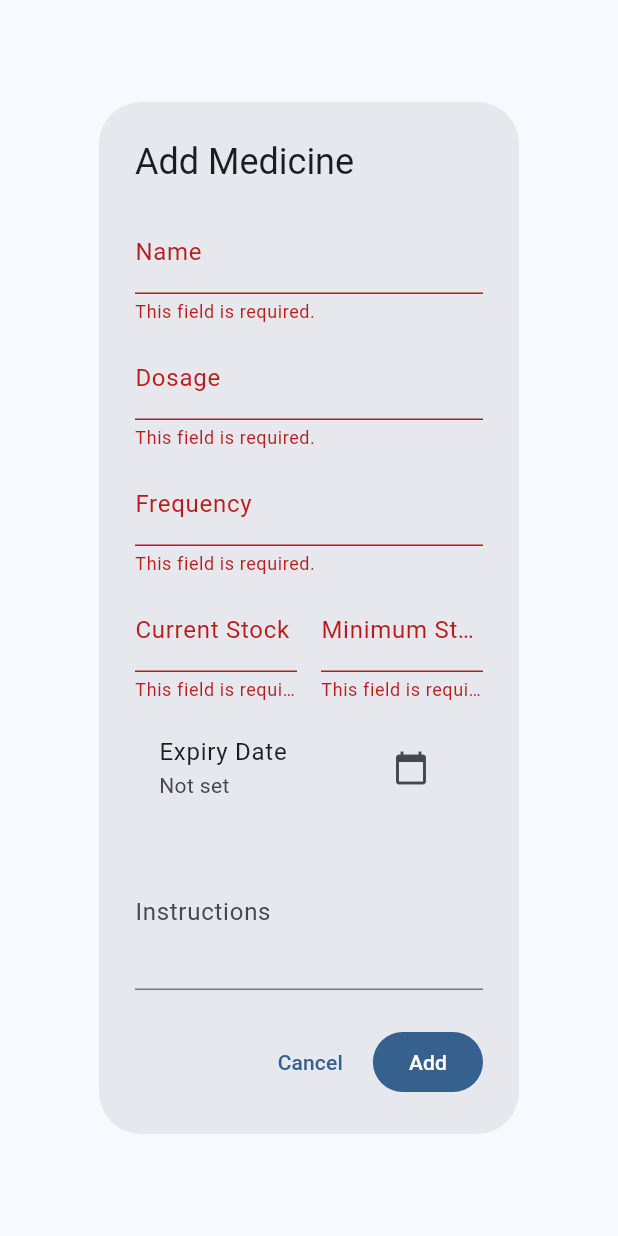
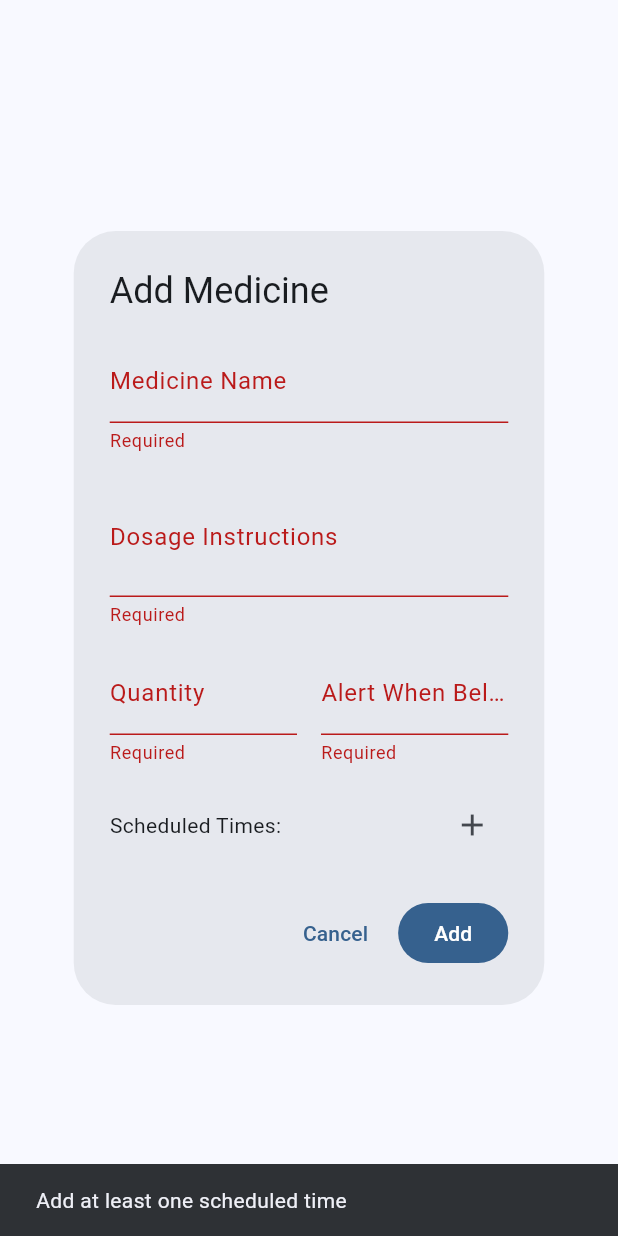
Before and after one commit to UnordinaryDataManipulator/MediAlert, a Flutter app: the AddMedicineDialog widget shown alone on an empty page, opened directly with empty values, after a tap on "Add", on a phone screen of 412 x 824 dp. Run offline on Flutter 3.47's test engine with Material 3 defaults, Android fonts, the phone set to English and light mode, and no system bars; our stand-ins replace csv, easy_localization, fl_chart, flutter_image_compress, flutter_local_notifications, flutter_riverpod and 12 more; missing offline and left inert: extension_google_sign_in_as_googleapis_auth, googleapis; accounts and stored records are empty; generated files the repository leaves out were written again; statements that could not run were skipped.

Commit message:
refactor: Simplify app architecture and core features
Key changes: Simplified Medicine model, combined fields, streamlined AppState with Hive, removed dependencies, updated UI, improved build process

```diff
--- a/lib/models/medicine.dart
+++ b/lib/models/medicine.dart
@@ -1,82 +1,59 @@
-import 'package:freezed_annotation/freezed_annotation.dart';
-import 'package:flutter/foundation.dart';
 import 'package:hive/hive.dart';
 
-part 'medicine.freezed.dart';
 part 'medicine.g.dart';
 
-@freezed
 @HiveType(typeId: 1)
-class Medicine with _$Medicine {
+class Medicine extends HiveObject {
   @HiveField(0)
-  const factory Medicine({
-    @HiveField(0) required String id,
-    @HiveField(1) required String name,
-    @HiveField(2) required String dosage,
-    @HiveField(3) required String frequency,
-    @HiveField(4) required int currentQuantity,
-    @HiveField(5) required int minimumQuantity,
-    @HiveField(6) String? instructions,
-    @HiveField(7) String? imageUrl,
-    @HiveField(8) required List<DateTime> scheduledTimes,
-    @HiveField(9) DateTime? expiryDate,
-    @HiveField(10) Map<String, dynamic> metadata = const {},
-  }) = _Medicine;
-
-  factory Medicine.fromJson(Map<String, dynamic> json) =>
-      _$MedicineFromJson(json);
-}
-
-@freezed
-class MedicineHistoryEntry with _$MedicineHistoryEntry {
-  @HiveType(typeId: 2)
-  const factory MedicineHistoryEntry({
-    @HiveField(0)
-    required String id,
-
-    @HiveField(1)
-    required DateTime timestamp,
-
-    @HiveField(2)
-    required HistoryType type,
-
-    @HiveField(3)
-    required int quantityChange,
-
-    @HiveField(4)
-    required int newQuantity,
-
-    @HiveField(5)
-    String? note,
-
-    @HiveField(6)
-    required String userId,
-
-    @HiveField(7)
-    @Default({}) Map<String, dynamic> metadata,
-  }) = _MedicineHistoryEntry;
-
-  factory MedicineHistoryEntry.fromJson(Map<String, dynamic> json) =>
-      _$MedicineHistoryEntryFromJson(json);
-}
-
-@HiveType(typeId: 3)
-enum HistoryType {
-  @HiveField(0)
-  intake,
+  String id;
 
   @HiveField(1)
-  restock,
+  String name;
 
   @HiveField(2)
-  adjustment,
+  String dosageInstructions;
 
   @HiveField(3)
-  disposal,
+  List<String> scheduledTimes;
 
   @HiveField(4)
-  prescribed,
+  int quantity;
 
   @HiveField(5)
-  other
+  int alertThreshold;
+
+  @HiveField(6)
+  String familyMemberId;
+
+  Medicine({
+    required this.id,
+    required this.name,
+    required this.dosageInstructions,
+    required this.scheduledTimes,
+    required this.quantity,
+    required this.alertThreshold,
+    required this.familyMemberId,
+  });
+
+  bool get needsRefill => quantity <= alertThreshold;
+
+  Medicine copyWith({
+    String? id,
+    String? name,
+    String? dosageInstructions,
+    List<String>? scheduledTimes,
+    int? quantity,
+    int? alertThreshold,
+    String? familyMemberId,
+  }) {
+    return Medicine(
+      id: id ?? this.id,
+      name: name ?? this.name,
+      dosageInstructions: dosageInstructions ?? this.dosageInstructions,
+      scheduledTimes: scheduledTimes ?? List.from(this.scheduledTimes),
+      quantity: quantity ?? this.quantity,
+      alertThreshold: alertThreshold ?? this.alertThreshold,
+      familyMemberId: familyMemberId ?? this.familyMemberId,
+    );
+  }
 }
--- a/lib/providers/app_state.dart
+++ b/lib/providers/app_state.dart
@@ -2,33 +2,75 @@ import 'package:flutter/foundation.dart';
 import 'package:hive_flutter/hive_flutter.dart';
 import '../models/family_member.dart';
 import '../models/medicine.dart';
-import '../services/database_service.dart';
 import '../services/notification_service.dart';
 
 class AppState extends ChangeNotifier {
-  final DatabaseService _databaseService = DatabaseService();
-  final NotificationService _notificationService = NotificationService();
+  final _medicineBox = Hive.box<Medicine>('medicines');
+  final _familyBox = Hive.box<FamilyMember>('family_members');
+  final NotificationService _notifications = NotificationService();
 
+  List<Medicine> _medicines = [];
   List<FamilyMember> _familyMembers = [];
-  List<Medicine> _medicines = [];
 
+  List<Medicine> get medicines => _medicines;
   List<FamilyMember> get familyMembers => _familyMembers;
-  List<Medicine> get medicines => _medicines;
 
   AppState() {
-    _initializeApp();
+    _loadData();
+    _notifications.initialize();
   }
 
-  Future<void> _initializeApp() async {
-    await _databaseService.initialize();
-    await _loadData();
+  Future<void> _loadData() async {
+    _medicines = _medicineBox.values.toList();
+    _familyMembers = _familyBox.values.toList();
     notifyListeners();
   }
 
-  Future<void> _loadData() async {
-    _familyMembers = await _databaseService.getFamilyMembers();
-    _medicines = await _databaseService.getMedicines();
+  Future<void> addMedicine(Medicine medicine) async {
+    await _medicineBox.put(medicine.id, medicine);
+    await _notifications.scheduleMedicineReminder(medicine);
+    _medicines.add(medicine);
+    notifyListeners();
   }
 
-  // Rest of your AppState implementation...
+  Future<void> updateMedicine(Medicine medicine) async {
+    await _medicineBox.put(medicine.id, medicine);
+    await _notifications.scheduleMedicineReminder(medicine);
+    final index = _medicines.indexWhere((m) => m.id == medicine.id);
+    if (index != -1) {
+      _medicines[index] = medicine;
+      notifyListeners();
+    }
+  }
+
+  Future<void> deleteMedicine(String id) async {
+    await _medicineBox.delete(id);
+    await _notifications.cancelMedicineReminder(id);
+    _medicines.removeWhere((m) => m.id == id);
+    notifyListeners();
+  }
+
+  Future<void> addFamilyMember(FamilyMember member) async {
+    await _familyBox.put(member.id, member);
+    _familyMembers.add(member);
+    notifyListeners();
+  }
+
+  Future<void> updateFamilyMember(FamilyMember member) async {
+    await _familyBox.put(member.id, member);
+    final index = _familyMembers.indexWhere((m) => m.id == member.id);
+    if (index != -1) {
+      _familyMembers[index] = member;
+      notifyListeners();
+    }
+  }
+
+  Future<void> deleteFamilyMember(String id) async {
+    await _familyBox.delete(id);
+    _familyMembers.removeWhere((m) => m.id == id);
+    notifyListeners();
+  }
+
+  List<Medicine> getMedicinesForFamily(String familyId) =>
+    _medicines.where((m) => m.familyMemberId == familyId).toList();
 }
--- a/lib/widgets/add_medicine_dialog.dart
+++ b/lib/widgets/add_medicine_dialog.dart
@@ -1,9 +1,7 @@
 import 'package:flutter/material.dart';
-import 'package:flutter_riverpod/flutter_riverpod.dart';
+import 'package:provider/provider.dart';
 import '../models/medicine.dart';
-import '../providers/app_provider.dart';
-import '../utils/constants.dart';
-import '../services/reminder_service.dart';
+import '../providers/app_state.dart';
 import 'package:uuid/uuid.dart';
 
 class AddMedicineDialog extends StatefulWidget {
@@ -23,50 +21,41 @@ class AddMedicineDialog extends StatefulWidget {
 class _AddMedicineDialogState extends State<AddMedicineDialog> {
   final _formKey = GlobalKey<FormState>();
   final _nameController = TextEditingController();
-  final _dosageController = TextEditingController();
-  final _frequencyController = TextEditingController();
+  final _instructionsController = TextEditingController();
   final _quantityController = TextEditingController();
-  final _minQuantityController = TextEditingController();
-  final _instructionsController = TextEditingController();
-  DateTime? _expiryDate;
-  String? _imageUrl;
+  final _thresholdController = TextEditingController();
+  final List<String> _scheduledTimes = [];
 
   @override
   void initState() {
     super.initState();
     if (widget.medicine != null) {
       _nameController.text = widget.medicine!.name;
-      _dosageController.text = widget.medicine!.dosage;
-      _frequencyController.text = widget.medicine!.frequency;
-      _quantityController.text = widget.medicine!.currentQuantity.toString();
-      _minQuantityController.text = widget.medicine!.minimumQuantity.toString();
-      _instructionsController.text = widget.medicine!.instructions ?? '';
-      _expiryDate = widget.medicine!.expiryDate;
-      _imageUrl = widget.medicine!.imageUrl;
+      _instructionsController.text = widget.medicine!.dosageInstructions;
+      _quantityController.text = widget.medicine!.quantity.toString();
+      _thresholdController.text = widget.medicine!.alertThreshold.toString();
+      _scheduledTimes.addAll(widget.medicine!.scheduledTimes);
     }
   }
 
   @override
   void dispose() {
     _nameController.dispose();
-    _dosageController.dispose();
-    _frequencyController.dispose();
+    _instructionsController.dispose();
     _quantityController.dispose();
-    _minQuantityController.dispose();
-    _instructionsController.dispose();
+    _thresholdController.dispose();
     super.dispose();
   }
 
-  Future<void> _selectExpiryDate(BuildContext context) async {
-    final DateTime? picked = await showDatePicker(
+  Future<void> _addTime() async {
+    final TimeOfDay? time = await showTimePicker(
       context: context,
-      initialDate: _expiryDate ?? DateTime.now().add(const Duration(days: 365)),
-      firstDate: DateTime.now(),
-      lastDate: DateTime.now().add(const Duration(days: 3650)), // 10 years
+      initialTime: TimeOfDay.now(),
     );
-    if (picked != null) {
+
+    if (time != null) {
       setState(() {
-        _expiryDate = picked;
+        _scheduledTimes.add('${time.hour.toString().padLeft(2, '0')}:${time.minute.toString().padLeft(2, '0')}');
       });
     }
   }
@@ -84,143 +73,64 @@ class _AddMedicineDialogState extends State<AddMedicineDialog> {
               TextFormField(
                 controller: _nameController,
                 decoration: const InputDecoration(
-                  labelText: 'Name',
-                  hintText: 'Enter medicine name',
+                  labelText: 'Medicine Name',
                 ),
-                validator: (value) {
-                  if (value == null || value.isEmpty) {
-                    return ErrorMessages.requiredField;
-                  }
-                  if (value.length > ValidationConstants.maxNameLength) {
-                    return 'Name is too long';
-                  }
-                  return null;
-                },
+                validator: (value) => value?.isEmpty ?? true ? 'Required' : null,
               ),
-              const SizedBox(height: AppTheme.smallPadding),
+              const SizedBox(height: 16),
               TextFormField(
-                controller: _dosageController,
+                controller: _instructionsController,
                 decoration: const InputDecoration(
-                  labelText: 'Dosage',
-                  hintText: 'E.g., 500mg, 2 tablets',
+                  labelText: 'Dosage Instructions',
+                  hintText: 'E.g., 1 tablet twice daily with meals',
                 ),
-                validator: (value) {
-                  if (value == null || value.isEmpty) {
-                    return ErrorMessages.requiredField;
-                  }
-                  return null;
-                },
+                validator: (value) => value?.isEmpty ?? true ? 'Required' : null,
+                maxLines: 2,
               ),
-              const SizedBox(height: AppTheme.smallPadding),
-              TextFormField(
-                controller: _frequencyController,
-                decoration: const InputDecoration(
-                  labelText: 'Frequency',
-                ),
-                validator: (value) {
-                  if (value == null || value.isEmpty) {
-                    return ErrorMessages.requiredField;
-                  }
-                  return null;
-                },
-              ),
-              const SizedBox(height: AppTheme.smallPadding),
+              const SizedBox(height: 16),
               Row(
                 children: [
                   Expanded(
                     child: TextFormField(
                       controller: _quantityController,
                       decoration: const InputDecoration(
-                        labelText: 'Current Stock',
+                        labelText: 'Quantity',
                       ),
                       keyboardType: TextInputType.number,
-                      validator: (value) {
-                        if (value == null || value.isEmpty) {
-                          return ErrorMessages.requiredField;
-                        }
-                        final number = int.tryParse(value);
-                        if (number == null || number < 0) {
-                          return 'Please enter a valid number';
-                        }
-                        return null;
-                      },
-                      onChanged: (value) {
-                        final number = int.tryParse(value);
-                        if (number != null) {
-                          _currentQuantity = number;
-                        }
-                      },
+                      validator: (value) => value?.isEmpty ?? true ? 'Required' : null,
                     ),
                   ),
-                  const SizedBox(width: AppTheme.defaultPadding),
+                  const SizedBox(width: 16),
                   Expanded(
                     child: TextFormField(
-                      controller: _minQuantityController,
+                      controller: _thresholdController,
                       decoration: const InputDecoration(
-                        labelText: 'Minimum Stock',
+                        labelText: 'Alert When Below',
                       ),
                       keyboardType: TextInputType.number,
-                      validator: (value) {
-                        if (value == null || value.isEmpty) {
-                          return ErrorMessages.requiredField;
-                        }
-                        final number = int.tryParse(value);
-                        if (number == null || number < 0) {
-                          return 'Please enter a valid number';
-                        }
-                        return null;
-                      },
-                      onChanged: (value) {
-                        final number = int.tryParse(value);
-                        if (number != null) {
-                          _minimumQuantity = number;
-                        }
-                      },
+                      validator: (value) => value?.isEmpty ?? true ? 'Required' : null,
                     ),
                   ),
                 ],
               ),
-              const SizedBox(height: AppTheme.smallPadding),
-              ListTile(
-                title: const Text('Expiry Date'),
-                subtitle: Text(
-                  _expiryDate == null
-                      ? 'Not set'
-                      : '${_expiryDate!.year}-${_expiryDate!.month.toString().padLeft(2, '0')}-${_expiryDate!.day.toString().padLeft(2, '0')}',
-                ),
-                trailing: Row(
-                  mainAxisSize: MainAxisSize.min,
+              const SizedBox(height: 16),
+              Row(
                 children: [
-                    if (_expiryDate != null)
+                  const Text('Scheduled Times:'),
+                  const Spacer(),
                   IconButton(
-                        icon: const Icon(Icons.clear),
-                        onPressed: () {
-                          setState(() {
-                            _expiryDate = null;
-                          });
-                        },
-                      ),
-                    IconButton(
-                      icon: const Icon(Icons.calendar_today),
-                      onPressed: () => _selectExpiryDate(context),
+                    icon: const Icon(Icons.add),
+                    onPressed: _addTime,
                   ),
                 ],
               ),
-              ),
-              const SizedBox(height: AppTheme.smallPadding),
-              TextFormField(
-                controller: _instructionsController,
-                decoration: const InputDecoration(
-                  labelText: 'Instructions',
-                  hintText: 'Add any special instructions',
-                ),
-                maxLines: 3,
-                validator: (value) {
-                  if (value != null && value.length > ValidationConstants.maxNotesLength) {
-                    return 'Instructions are too long';
-                  }
-                  return null;
-                },
+              if (_scheduledTimes.isNotEmpty)
+                Wrap(
+                  spacing: 8,
+                  children: _scheduledTimes.map((time) => Chip(
+                    label: Text(time),
+                    onDeleted: () => setState(() => _scheduledTimes.remove(time)),
+                  )).toList(),
                 ),
             ],
           ),
@@ -232,45 +142,30 @@ class _AddMedicineDialogState extends State<AddMedicineDialog> {
           child: const Text('Cancel'),
         ),
         FilledButton(
-          onPressed: () async {
-            if (_formKey.currentState!.validate()) {
+          onPressed: () {
+            if (_formKey.currentState!.validate() && _scheduledTimes.isNotEmpty) {
               final medicine = Medicine(
                 id: widget.medicine?.id ?? const Uuid().v4(),
                 name: _nameController.text,
-                dosage: _dosageController.text,
-                frequency: _frequencyController.text,
-                expiryDate: _expiryDate,
-                currentQuantity: _currentQuantity,
-                minimumQuantity: _minimumQuantity,
-                instructions: _instructionsController.text.isEmpty
-                    ? null
-                    : _instructionsController.text,
-                barcode: widget.medicine?.barcode,
-                imageUrl: widget.medicine?.imageUrl,
-                scheduledTimes: widget.medicine?.scheduledTimes ?? [],
-                metadata: {
-                  ...widget.medicine?.metadata ?? {},
-                  'familyMemberId': widget.familyMemberId,
-                },
+                dosageInstructions: _instructionsController.text,
+                quantity: int.parse(_quantityController.text),
+                alertThreshold: int.parse(_thresholdController.text),
+                scheduledTimes: List.from(_scheduledTimes),
+                familyMemberId: widget.familyMemberId,
               );
 
+              final appState = context.read<AppState>();
               if (widget.medicine == null) {
-                await ref
-                    .read(medicinesNotifierProvider.notifier)
-                    .addMedicine(medicine);
+                appState.addMedicine(medicine);
               } else {
-                await ref
-                    .read(medicinesNotifierProvider.notifier)
-                    .updateMedicine(medicine);
+                appState.updateMedicine(medicine);
               }
 
-              // Schedule reminders
-              final reminderService = ReminderService();
-              await reminderService.scheduleMedicineReminder(medicine);
-
-              if (mounted) {
               Navigator.of(context).pop();
-              }
+            } else if (_scheduledTimes.isEmpty) {
+              ScaffoldMessenger.of(context).showSnackBar(
+                const SnackBar(content: Text('Add at least one scheduled time')),
+              );
             }
           },
           child: Text(widget.medicine == null ? 'Add' : 'Save'),
```
Also changed, not shown: pubspec.yaml (+0 -30 lines), 1 other file. Lines whose indentation alone changed are shown as unchanged.
